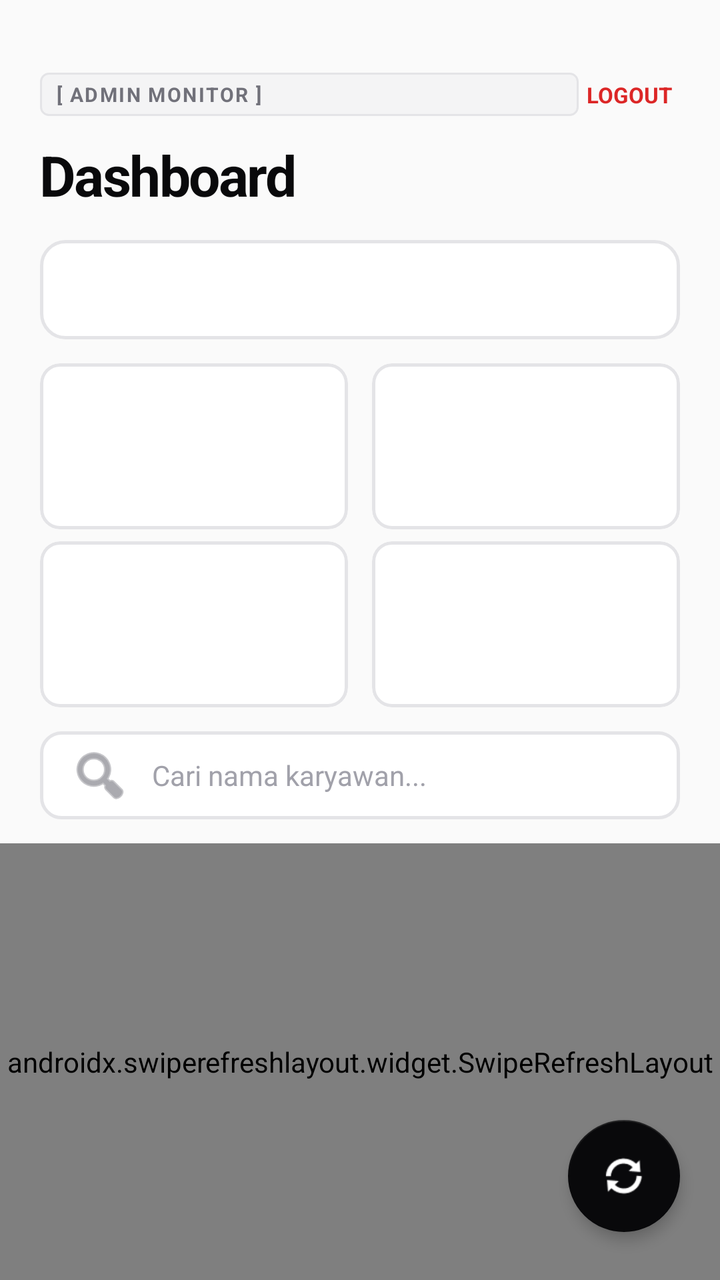
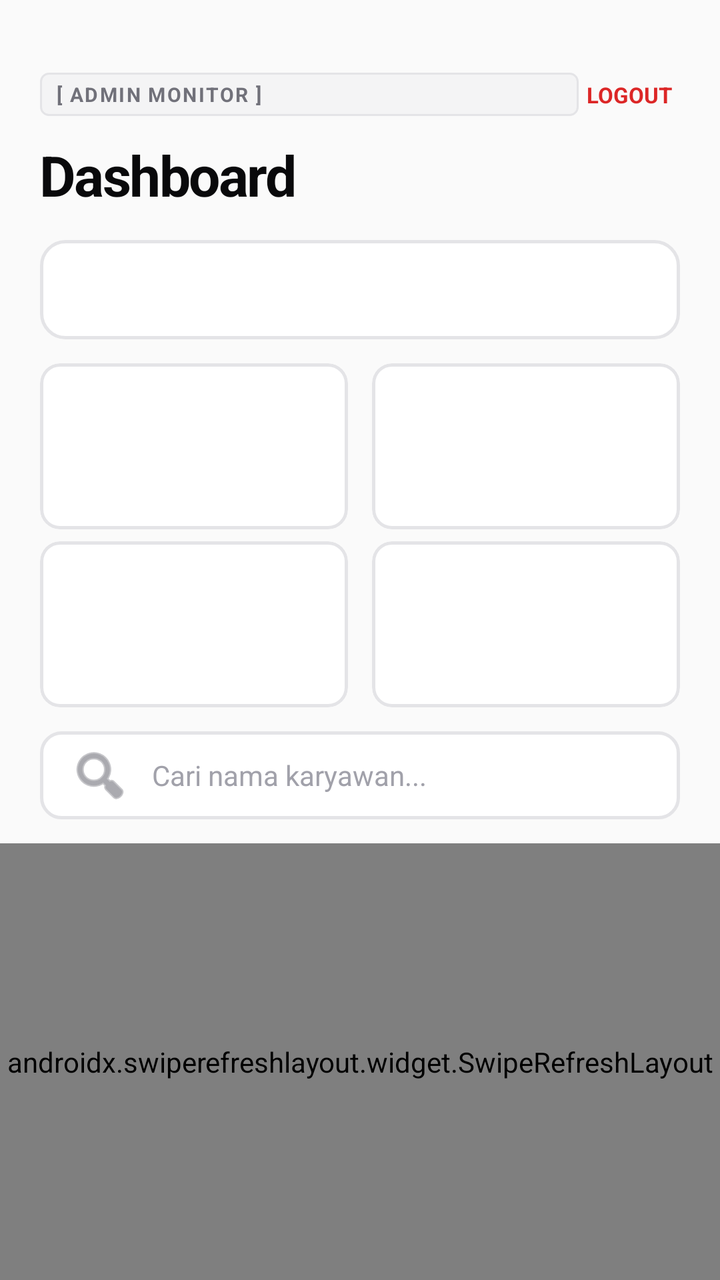

Screens rendered from an Android XML layout before and after an edit, with the pre-edit source and the edit as a unified diff.
<!-- AndroidManifest.xml: application theme Theme.Absensi -->
<!-- res/layout/activity_admin.xml -->
<?xml version="1.0" encoding="utf-8"?>
<androidx.constraintlayout.widget.ConstraintLayout xmlns:android="http://schemas.android.com/apk/res/android"
    xmlns:app="http://schemas.android.com/apk/res-auto"
    android:layout_width="match_parent"
    android:layout_height="match_parent"
    android:background="@color/bg_primary">

    <LinearLayout
        android:id="@+id/headerContainer"
        android:layout_width="match_parent"
        android:layout_height="wrap_content"
        android:orientation="vertical"
        android:paddingStart="20dp"
        android:paddingTop="36dp"
        android:paddingEnd="20dp"
        android:paddingBottom="12dp"
        app:layout_constraintTop_toTopOf="parent">

        <LinearLayout
            android:layout_width="match_parent"
            android:layout_height="wrap_content"
            android:gravity="center_vertical"
            android:orientation="horizontal">

            <TextView
                android:layout_width="0dp"
                android:layout_height="wrap_content"
                android:layout_weight="1"
                android:background="@drawable/bg_tag_pill"
                android:letterSpacing="0.08"
                android:paddingStart="8dp"
                android:paddingTop="4dp"
                android:paddingEnd="8dp"
                android:paddingBottom="4dp"
                android:text="[ ADMIN MONITOR ]"
                android:textColor="@color/text_secondary"
                android:textSize="10sp"
                android:textStyle="bold" />

            <TextView
                android:id="@+id/tvLogout"
                android:layout_width="wrap_content"
                android:layout_height="wrap_content"
                android:padding="4dp"
                android:text="LOGOUT"
                android:textColor="@color/badge_danger_text"
                android:textSize="11sp"
                android:textStyle="bold" />
        </LinearLayout>

        <TextView
            android:layout_width="wrap_content"
            android:layout_height="wrap_content"
            android:layout_marginTop="10dp"
            android:letterSpacing="-0.03"
            android:text="Dashboard"
            android:textColor="@color/text_primary"
            android:textSize="28sp"
            android:textStyle="bold" />

        <LinearLayout
            android:layout_width="match_parent"
            android:layout_height="wrap_content"
            android:layout_marginTop="14dp"
            android:background="@drawable/bg_hero_card"
            android:orientation="vertical"
            android:padding="16dp">

            <TextView
                android:id="@+id/tvDate"
                android:layout_width="match_parent"
                android:layout_height="wrap_content"
                android:textColor="@color/text_primary"
                android:textSize="13sp"
                android:textStyle="bold" />
        </LinearLayout>

        <LinearLayout
            android:layout_width="match_parent"
            android:layout_height="wrap_content"
            android:layout_marginTop="12dp"
            android:orientation="horizontal">

            <include
                android:id="@+id/statTotal"
                layout="@layout/item_stat"
                android:layout_width="0dp"
                android:layout_height="wrap_content"
                android:layout_weight="1"
                android:layout_marginEnd="6dp" />

            <include
                android:id="@+id/statHadir"
                layout="@layout/item_stat"
                android:layout_width="0dp"
                android:layout_height="wrap_content"
                android:layout_weight="1"
                android:layout_marginStart="6dp" />
        </LinearLayout>

        <LinearLayout
            android:layout_width="match_parent"
            android:layout_height="wrap_content"
            android:layout_marginTop="6dp"
            android:orientation="horizontal">

            <include
                android:id="@+id/statTelat"
                layout="@layout/item_stat"
                android:layout_width="0dp"
                android:layout_height="wrap_content"
                android:layout_weight="1"
                android:layout_marginEnd="6dp" />

            <include
                android:id="@+id/statBelum"
                layout="@layout/item_stat"
                android:layout_width="0dp"
                android:layout_height="wrap_content"
                android:layout_weight="1"
                android:layout_marginStart="6dp" />
        </LinearLayout>

        <EditText
            android:id="@+id/etSearch"
            android:layout_width="match_parent"
            android:layout_height="44dp"
            android:layout_marginTop="12dp"
            android:background="@drawable/bg_search"
            android:drawableStart="@android:drawable/ic_menu_search"
            android:drawablePadding="10dp"
            android:drawableTint="@color/text_secondary"
            android:hint="Cari nama karyawan..."
            android:imeOptions="actionSearch"
            android:inputType="text"
            android:paddingStart="14dp"
            android:paddingEnd="14dp"
            android:singleLine="true"
            android:textColor="@color/text_primary"
            android:textColorHint="@color/text_tertiary"
            android:textSize="14sp" />
    </LinearLayout>

    <androidx.swiperefreshlayout.widget.SwipeRefreshLayout
        android:id="@+id/swipeRefresh"
        android:layout_width="0dp"
        android:layout_height="0dp"
        app:layout_constraintBottom_toBottomOf="parent"
        app:layout_constraintEnd_toEndOf="parent"
        app:layout_constraintStart_toStartOf="parent"
        app:layout_constraintTop_toBottomOf="@id/headerContainer">

        <FrameLayout
            android:layout_width="match_parent"
            android:layout_height="match_parent">

            <androidx.recyclerview.widget.RecyclerView
                android:id="@+id/recyclerView"
                android:layout_width="match_parent"
                android:layout_height="match_parent"
                android:clipToPadding="false"
                android:paddingStart="20dp"
                android:paddingEnd="20dp"
                android:paddingBottom="96dp" />

            <LinearLayout
                android:id="@+id/llEmptyState"
                android:layout_width="wrap_content"
                android:layout_height="wrap_content"
                android:layout_gravity="center"
                android:gravity="center"
                android:orientation="vertical"
                android:visibility="gone">

                <TextView
                    android:layout_width="wrap_content"
                    android:layout_height="wrap_content"
                    android:letterSpacing="0.05"
                    android:text="[ NO DATA FOUND ]"
                    android:textColor="@color/text_primary"
                    android:textSize="14sp"
                    android:textStyle="bold" />

                <TextView
                    android:layout_width="wrap_content"
                    android:layout_height="wrap_content"
                    android:layout_marginTop="4dp"
                    android:text="Tidak ada data untuk ditampilkan"
                    android:textColor="@color/text_secondary"
                    android:textSize="12sp" />
            </LinearLayout>
        </FrameLayout>
    </androidx.swiperefreshlayout.widget.SwipeRefreshLayout>

    <com.google.android.material.floatingactionbutton.FloatingActionButton
        android:id="@+id/fabRefresh"
        android:layout_width="wrap_content"
        android:layout_height="wrap_content"
        android:layout_marginEnd="20dp"
        android:layout_marginBottom="24dp"
        android:src="@android:drawable/ic_popup_sync"
        app:backgroundTint="@color/accent"
        app:elevation="4dp"
        app:layout_constraintBottom_toBottomOf="parent"
        app:layout_constraintEnd_toEndOf="parent"
        app:tint="@android:color/white" />
</androidx.constraintlayout.widget.ConstraintLayout>
<!-- res/layout/item_stat.xml (included above) -->
<?xml version="1.0" encoding="utf-8"?>
<com.google.android.material.card.MaterialCardView xmlns:android="http://schemas.android.com/apk/res/android"
    xmlns:app="http://schemas.android.com/apk/res-auto"
    android:layout_width="0dp"
    android:layout_height="wrap_content"
    android:layout_weight="1"
    app:cardBackgroundColor="@color/surface"
    app:cardCornerRadius="10dp"
    app:cardElevation="0dp"
    app:strokeColor="@color/border_crisp"
    app:strokeWidth="1.5dp">

    <LinearLayout
        android:layout_width="match_parent"
        android:layout_height="wrap_content"
        android:orientation="vertical"
        android:padding="14dp">

        <TextView
            android:id="@+id/tvStatLabel"
            android:layout_width="match_parent"
            android:layout_height="wrap_content"
            android:textColor="@color/text_secondary"
            android:textSize="10sp"
            android:letterSpacing="0.08"
            android:textStyle="bold" />

        <TextView
            android:id="@+id/tvStatValue"
            android:layout_width="match_parent"
            android:layout_height="wrap_content"
            android:layout_marginTop="4dp"
            android:textColor="@color/text_primary"
            android:textSize="28sp"
            android:textStyle="bold" />
    </LinearLayout>
</com.google.android.material.card.MaterialCardView>
<!-- resources referenced by this layout -->
<resources>
  <color name="accent">#09090B</color>
  <color name="badge_danger_text">#DC2626</color>
  <color name="bg_primary">#FAFAFA</color>
  <color name="border_crisp">#E4E4E7</color>
  <color name="surface">#FFFFFF</color>
  <color name="text_primary">#09090B</color>
  <color name="text_secondary">#71717A</color>
  <color name="text_tertiary">#A1A1AA</color>
  <!-- drawable bg_hero_card (drawable) -->
  <?xml version="1.0" encoding="utf-8"?>
  <shape xmlns:android="http://schemas.android.com/apk/res/android"
      android:shape="rectangle">
      <solid android:color="@color/surface" />
      <corners android:radius="12dp" />
      <stroke android:width="1.5dp" android:color="@color/border_crisp" />
  </shape>
  <!-- drawable bg_search (drawable) -->
  <?xml version="1.0" encoding="utf-8"?>
  <shape xmlns:android="http://schemas.android.com/apk/res/android"
      android:shape="rectangle">
      <solid android:color="@color/search_bg" />
      <corners android:radius="10dp" />
      <stroke android:width="1.5dp" android:color="@color/search_stroke" />
  </shape>
  <!-- drawable bg_tag_pill (drawable) -->
  <?xml version="1.0" encoding="utf-8"?>
  <shape xmlns:android="http://schemas.android.com/apk/res/android"
      android:shape="rectangle">
      <solid android:color="@color/accent_light" />
      <corners android:radius="4dp" />
      <stroke android:width="1dp" android:color="@color/border_crisp" />
  </shape>
  <style name="Theme.Absensi" parent="Theme.MaterialComponents.Light.NoActionBar">
          <item name="android:windowBackground">@color/bg_primary</item>
          <item name="colorPrimary">@color/accent</item>
          <item name="colorPrimaryDark">@color/primary_dark</item>
          <item name="android:statusBarColor">@color/surface</item>
          <item name="android:windowLightStatusBar">true</item>
          <item name="colorAccent">@color/accent</item>
      </style>
  <color name="search_bg">#FFFFFF</color>
  <color name="search_stroke">#E4E4E7</color>
  <color name="accent_light">#F4F4F5</color>
  <color name="primary_dark">#09090B</color>
</resources>

<!-- the commit's change to res/layout/activity_admin.xml (unified diff, before → after) -->
@@ -161,7 +161,7 @@
                 android:clipToPadding="false"
                 android:paddingStart="20dp"
                 android:paddingEnd="20dp"
-                android:paddingBottom="96dp" />
+                android:paddingBottom="20dp" />
 
             <LinearLayout
                 android:id="@+id/llEmptyState"
@@ -191,19 +191,6 @@
             </LinearLayout>
         </FrameLayout>
     </androidx.swiperefreshlayout.widget.SwipeRefreshLayout>
-
-    <com.google.android.material.floatingactionbutton.FloatingActionButton
-        android:id="@+id/fabRefresh"
-        android:layout_width="wrap_content"
-        android:layout_height="wrap_content"
-        android:layout_marginEnd="20dp"
-        android:layout_marginBottom="24dp"
-        android:src="@android:drawable/ic_popup_sync"
-        app:backgroundTint="@color/accent"
-        app:elevation="4dp"
-        app:layout_constraintBottom_toBottomOf="parent"
-        app:layout_constraintEnd_toEndOf="parent"
-        app:tint="@android:color/white" />
 </androidx.constraintlayout.widget.ConstraintLayout>
 <!-- res/layout/item_stat.xml (included above) -->
 <?xml version="1.0" encoding="utf-8"?>
